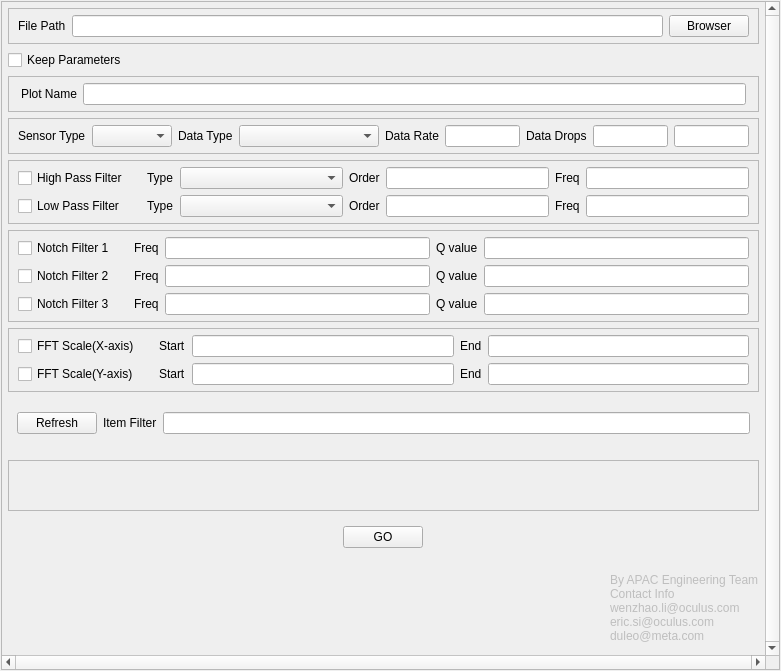
leoduhot/cld_data_visualize, file mainWin.ui: the form before one commit.
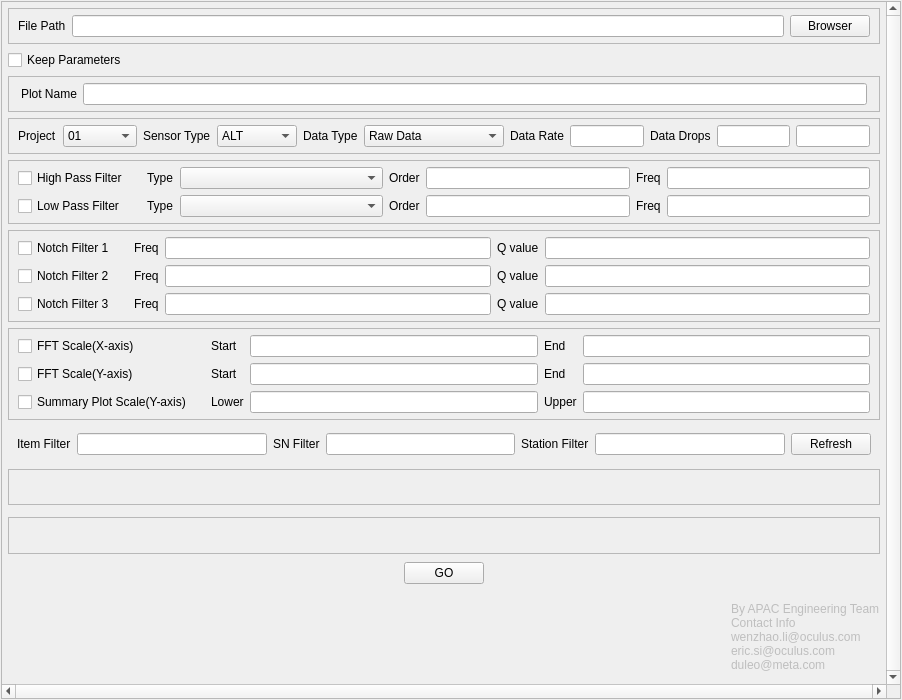
The form after the commit.

Commit message: v0.5.000 1. save summary statistics in csv file 2. add limit entry for summary boxplot and histogram plot separately 3. change sensor type blank item to others 4. mark box plot and histogram as red if data out of limit 5. resort items to make baseline as the first one in plot and mark it as greed 6. mark cdf plot curve label to be red if data out of limit 7. support Ceres data(both raw data and tester data) 8. support Tiki data(both raw data and tester data) 9. support Tycho data(both raw data and tester data)

Patch:
```diff
--- a/mainWin.ui
+++ b/mainWin.ui
@@ -6,8 +6,8 @@
    <rect>
     <x>0</x>
     <y>0</y>
-    <width>781</width>
-    <height>671</height>
+    <width>902</width>
+    <height>700</height>
    </rect>
   </property>
   <property name="sizePolicy">
@@ -91,8 +91,8 @@
         <rect>
          <x>0</x>
          <y>0</y>
-         <width>777</width>
-         <height>672</height>
+         <width>898</width>
+         <height>723</height>
         </rect>
        </property>
        <property name="sizePolicy">
@@ -267,6 +267,9 @@
                <verstretch>0</verstretch>
               </sizepolicy>
              </property>
+             <property name="toolTip">
+              <string>Specify a string used as plot image name, default use sensor tpye</string>
+             </property>
              <property name="text">
               <string>Plot Name</string>
              </property>
@@ -306,81 +309,7 @@
            <property name="bottomMargin">
             <number>6</number>
            </property>
-           <item row="1" column="5">
-            <widget class="QLineEdit" name="dataRateEntry">
-             <property name="sizePolicy">
-              <sizepolicy hsizetype="Expanding" vsizetype="Fixed">
-               <horstretch>1</horstretch>
-               <verstretch>0</verstretch>
-              </sizepolicy>
-             </property>
-             <property name="minimumSize">
-              <size>
-               <width>40</width>
-               <height>0</height>
-              </size>
-             </property>
-            </widget>
-           </item>
-           <item row="1" column="4">
-            <widget class="QLabel" name="dataRateLab">
-             <property name="text">
-              <string>Data Rate</string>
-             </property>
-            </widget>
-           </item>
-           <item row="1" column="1">
-            <widget class="QComboBox" name="sensorTypeComb">
-             <property name="sizePolicy">
-              <sizepolicy hsizetype="Preferred" vsizetype="Fixed">
-               <horstretch>1</horstretch>
-               <verstretch>0</verstretch>
-              </sizepolicy>
-             </property>
-             <property name="minimumSize">
-              <size>
-               <width>80</width>
-               <height>0</height>
-              </size>
-             </property>
-             <item>
-              <property name="text">
-               <string/>
-              </property>
-             </item>
-             <item>
-              <property name="text">
-               <string>ALT</string>
-              </property>
-             </item>
-             <item>
-              <property name="text">
-               <string>BTI</string>
-              </property>
-             </item>
-             <item>
-              <property name="text">
-               <string>EMG</string>
-              </property>
-             </item>
-             <item>
-              <property name="text">
-               <string>IMU</string>
-              </property>
-             </item>
-             <item>
-              <property name="text">
-               <string>MAG</string>
-              </property>
-             </item>
-             <item>
-              <property name="text">
-               <string>PPG</string>
-              </property>
-             </item>
-            </widget>
-           </item>
-           <item row="1" column="7">
+           <item row="1" column="9">
             <widget class="QLineEdit" name="dataDropStartEntry">
              <property name="sizePolicy">
               <sizepolicy hsizetype="Expanding" vsizetype="Fixed">
@@ -400,20 +329,13 @@
             </widget>
            </item>
            <item row="1" column="2">
-            <widget class="QLabel" name="dataTypeLab">
-             <property name="text">
-              <string>Data Type</string>
-             </property>
-            </widget>
-           </item>
-           <item row="1" column="0">
             <widget class="QLabel" name="sensorTypeLab">
              <property name="text">
               <string>Sensor Type</string>
              </property>
             </widget>
            </item>
-           <item row="1" column="6">
+           <item row="1" column="8">
             <widget class="QLabel" name="dataDropsLab">
              <property name="toolTip">
               <string>&lt;html&gt;&lt;head/&gt;&lt;body&gt;&lt;p&gt;specify the data to drop, e.g.: start 2, end 100, mean only visulize data from line 2 to line 100&lt;/p&gt;&lt;/body&gt;&lt;/html&gt;</string>
@@ -423,7 +345,7 @@
              </property>
             </widget>
            </item>
-           <item row="1" column="3">
+           <item row="1" column="5">
             <widget class="QComboBox" name="dataTypeComb">
              <property name="sizePolicy">
               <sizepolicy hsizetype="Expanding" vsizetype="Fixed">
@@ -437,11 +359,6 @@
                <height>0</height>
               </size>
              </property>
-             <item>
-              <property name="text">
-               <string/>
-              </property>
-             </item>
              <item>
               <property name="text">
                <string>Raw Data</string>
@@ -459,7 +376,95 @@
              </item>
             </widget>
            </item>
-           <item row="1" column="8">
+           <item row="1" column="6">
+            <widget class="QLabel" name="dataRateLab">
+             <property name="text">
+              <string>Data Rate</string>
+             </property>
+            </widget>
+           </item>
+           <item row="1" column="0">
+            <widget class="QLabel" name="projectLab">
+             <property name="text">
+              <string>Project</string>
+             </property>
+            </widget>
+           </item>
+           <item row="1" column="3">
+            <widget class="QComboBox" name="sensorTypeComb">
+             <property name="sizePolicy">
+              <sizepolicy hsizetype="Preferred" vsizetype="Fixed">
+               <horstretch>1</horstretch>
+               <verstretch>0</verstretch>
+              </sizepolicy>
+             </property>
+             <property name="minimumSize">
+              <size>
+               <width>80</width>
+               <height>0</height>
+              </size>
+             </property>
+             <item>
+              <property name="text">
+               <string>ALT</string>
+              </property>
+             </item>
+             <item>
+              <property name="text">
+               <string>BTI</string>
+              </property>
+             </item>
+             <item>
+              <property name="text">
+               <string>EMG</string>
+              </property>
+             </item>
+             <item>
+              <property name="text">
+               <string>IMU</string>
+              </property>
+             </item>
+             <item>
+              <property name="text">
+               <string>MAG</string>
+              </property>
+             </item>
+             <item>
+              <property name="text">
+               <string>PPG</string>
+              </property>
+             </item>
+             <item>
+              <property name="text">
+               <string>Others</string>
+              </property>
+             </item>
+            </widget>
+           </item>
+           <item row="1" column="4">
+            <widget class="QLabel" name="dataTypeLab">
+             <property name="text">
+              <string>Data Type</string>
+             </property>
+            </widget>
+           </item>
+           <item row="1" column="7">
+            <widget class="QLineEdit" name="dataRateEntry">
+             <property name="sizePolicy">
+              <sizepolicy hsizetype="Expanding" vsizetype="Fixed">
+               <horstretch>1</horstretch>
+               <verstretch>0</verstretch>
+              </sizepolicy>
+             </property>
+             <property name="minimumSize">
+              <size>
+               <width>40</width>
+               <height>0</height>
+              </size>
+             </property>
+            </widget>
+           </item>
+           <item row="1" column="10">
             <widget class="QLineEdit" name="dataDropEndEntry">
              <property name="sizePolicy">
               <sizepolicy hsizetype="Expanding" vsizetype="Fixed">
@@ -478,6 +483,42 @@
              </property>
             </widget>
            </item>
+           <item row="1" column="1">
+            <widget class="QComboBox" name="projectComb">
+             <property name="sizePolicy">
+              <sizepolicy hsizetype="Preferred" vsizetype="Fixed">
+               <horstretch>1</horstretch>
+               <verstretch>0</verstretch>
+              </sizepolicy>
+             </property>
+             <property name="minimumSize">
+              <size>
+               <width>40</width>
+               <height>0</height>
+              </size>
+             </property>
+             <item>
+              <property name="text">
+               <string>01</string>
+              </property>
+             </item>
+             <item>
+              <property name="text">
+               <string>02</string>
+              </property>
+             </item>
+             <item>
+              <property name="text">
+               <string>03</string>
+              </property>
+             </item>
+             <item>
+              <property name="text">
+               <string>04</string>
+              </property>
+             </item>
+            </widget>
+           </item>
           </layout>
          </widget>
         </item>
@@ -921,28 +962,22 @@
            <property name="bottomMargin">
             <number>6</number>
            </property>
-           <item row="0" column="0">
-            <widget class="QCheckBox" name="fftScaleXChkb">
+           <item row="2" column="2">
+            <widget class="QLabel" name="summPlotLimitLowerLab">
              <property name="text">
-              <string>FFT Scale(X-axis)</string>
+              <string>Lower</string>
              </property>
             </widget>
            </item>
-           <item row="0" column="3">
-            <widget class="QLineEdit" name="fftScaleXStartEntry">
-             <property name="sizePolicy">
-              <sizepolicy hsizetype="Expanding" vsizetype="Fixed">
-               <horstretch>1</horstretch>
-               <verstretch>0</verstretch>
-              </sizepolicy>
+           <item row="1" column="2">
+            <widget class="QLabel" name="fftScaleYStartLab">
+             <property name="text">
+              <string>Start</string>
              </property>
-             <property name="acceptDrops">
-              <bool>false</bool>
-             </property>
             </widget>
            </item>
-           <item row="1" column="5">
-            <widget class="QLineEdit" name="fftScaleYEndEntry">
+           <item row="1" column="3">
+            <widget class="QLineEdit" name="fftScaleYStartEntry">
              <property name="sizePolicy">
               <sizepolicy hsizetype="Expanding" vsizetype="Fixed">
                <horstretch>1</horstretch>
@@ -954,10 +989,10 @@
              </property>
             </widget>
            </item>
-           <item row="0" column="1">
-            <widget class="QLabel" name="fftPadLab1">
+           <item row="1" column="4">
+            <widget class="QLabel" name="fftScaleYEndLab">
              <property name="text">
-              <string/>
+              <string>End</string>
              </property>
             </widget>
            </item>
@@ -968,6 +1003,13 @@
              </property>
             </widget>
            </item>
+           <item row="0" column="2">
+            <widget class="QLabel" name="fftScaleXStartLab">
+             <property name="text">
+              <string>Start</string>
+             </property>
+            </widget>
+           </item>
            <item row="1" column="0">
             <widget class="QCheckBox" name="fftScaleYChkb">
              <property name="text">
@@ -975,10 +1017,19 @@
              </property>
             </widget>
            </item>
-           <item row="1" column="2">
-            <widget class="QLabel" name="fftScaleYStartLab">
-             <property name="text">
-              <string>Start</string>
+           <item row="2" column="5">
+            <widget class="QLineEdit" name="summPlotLimitUpperEntry"/>
+           </item>
+           <item row="1" column="5">
+            <widget class="QLineEdit" name="fftScaleYEndEntry">
+             <property name="sizePolicy">
+              <sizepolicy hsizetype="Expanding" vsizetype="Fixed">
+               <horstretch>1</horstretch>
+               <verstretch>0</verstretch>
+              </sizepolicy>
+             </property>
+             <property name="acceptDrops">
+              <bool>false</bool>
              </property>
             </widget>
            </item>
@@ -989,17 +1040,31 @@
              </property>
             </widget>
            </item>
-           <item row="0" column="2">
-            <widget class="QLabel" name="fftScaleXStartLab">
+           <item row="2" column="0">
+            <widget class="QCheckBox" name="summPlotLimitChkb">
              <property name="text">
-              <string>Start</string>
+              <string>Summary Plot Scale(Y-axis)</string>
              </property>
             </widget>
            </item>
-           <item row="1" column="4">
-            <widget class="QLabel" name="fftScaleYEndLab">
+           <item row="0" column="1">
+            <widget class="QLabel" name="fftPadLab1">
              <property name="text">
-              <string>End</string>
+              <string/>
+             </property>
+            </widget>
+           </item>
+           <item row="0" column="0">
+            <widget class="QCheckBox" name="fftScaleXChkb">
+             <property name="text">
+              <string>FFT Scale(X-axis)</string>
+             </property>
+            </widget>
+           </item>
+           <item row="2" column="4">
+            <widget class="QLabel" name="summPlotLimitUpperLab">
+             <property name="text">
+              <string>Upper</string>
              </property>
             </widget>
            </item>
@@ -1016,8 +1081,8 @@
              </property>
             </widget>
            </item>
-           <item row="1" column="3">
-            <widget class="QLineEdit" name="fftScaleYStartEntry">
+           <item row="0" column="3">
+            <widget class="QLineEdit" name="fftScaleXStartEntry">
              <property name="sizePolicy">
               <sizepolicy hsizetype="Expanding" vsizetype="Fixed">
                <horstretch>1</horstretch>
@@ -1029,6 +1094,9 @@
              </property>
             </widget>
            </item>
+           <item row="2" column="3">
+            <widget class="QLineEdit" name="summPlotLimitLowerEntry"/>
+           </item>
           </layout>
          </widget>
         </item>
@@ -1047,38 +1115,86 @@
            <property name="bottomMargin">
             <number>6</number>
            </property>
-           <item row="0" column="0">
-            <widget class="QPushButton" name="refreshDataBtn">
-             <property name="toolTip">
-              <string>Click me to refresh the items' checkbox, only available when &quot;Keep Parameters&quot; is checked</string>
-             </property>
-             <property name="text">
-              <string>Refresh</string>
-             </property>
-            </widget>
-           </item>
            <item row="0" column="1">
             <widget class="QLabel" name="itemFilterLabel">
              <property name="toolTip">
               <string>regular expression to fliter the items when press &quot;ENTER&quot; key or press &quot;Refresh&quot; button:
-e.g. ^EMG.*CH03.*noise: this regexp will search items which:
-	1. start with &quot;EMG&quot; 
-	2. then follows with any number of characters 
-	3. then follows with &quot;CH03&quot;
-	4. then follows with any number of characters 
-	5. then follows with &quot;noise&quot;</string>
+e.g. (?i)emg.*ch03.*noise: this regexp will search items which:
+1. ignores case (?i) 
+2. and include &quot;emg&quot;
+3. and then follows with any number of characters 
+3. and then follows with &quot;ch03&quot;
+4. and then follows with any number of characters 
+5. and then follows with &quot;noise&quot;</string>
              </property>
              <property name="text">
               <string>Item Filter</string>
              </property>
             </widget>
            </item>
+           <item row="0" column="5">
+            <widget class="QLabel" name="stationFilterLab">
+             <property name="text">
+              <string>Station Filter</string>
+             </property>
+            </widget>
+           </item>
            <item row="0" column="2">
-            <widget class="QLineEdit" name="itemFilterEntry"/>
+            <widget class="QLineEdit" name="itemFilterEntry">
+             <property name="toolTip">
+              <string>regular expression to fliter the items when press &quot;ENTER&quot; key or press &quot;Refresh&quot; button:
+e.g. (?i)emg.*ch03.*noise: this regexp will search items which:
+1. ignores case (?i) 
+2. and include &quot;emg&quot;
+3. and then follows with any number of characters 
+3. and then follows with &quot;ch03&quot;
+4. and then follows with any number of characters 
+5. and then follows with &quot;noise&quot;</string>
+             </property>
+            </widget>
+           </item>
+           <item row="0" column="6">
+            <widget class="QLineEdit" name="stationFilterEntry"/>
+           </item>
+           <item row="0" column="4">
+            <widget class="QLineEdit" name="snFilterEntry"/>
+           </item>
+           <item row="0" column="3">
+            <widget class="QLabel" name="snFilterLab">
+             <property name="text">
+              <string>SN Filter</string>
+             </property>
+            </widget>
+           </item>
+           <item row="0" column="7">
+            <widget class="QPushButton" name="refreshDataBtn">
+             <property name="toolTip">
+              <string>Click me to refresh the items' checkbox</string>
+             </property>
+             <property name="text">
+              <string>Refresh</string>
+             </property>
+            </widget>
            </item>
           </layout>
          </widget>
         </item>
+        <item>
+         <widget class="QFrame" name="testItemFrm">
+          <property name="sizePolicy">
+           <sizepolicy hsizetype="Expanding" vsizetype="Preferred">
+            <horstretch>1</horstretch>
+            <verstretch>0</verstretch>
+           </sizepolicy>
+          </property>
+          <property name="frameShape">
+           <enum>QFrame::Shape::StyledPanel</enum>
+          </property>
+          <property name="frameShadow">
+           <enum>QFrame::Shadow::Raised</enum>
+          </property>
+         </widget>
+        </item>
         <item>
          <widget class="QFrame" name="refreshFrm">
           <property name="sizePolicy">
@@ -1294,6 +1410,7 @@
        <zorder>contactFrm</zorder>
        <zorder>plotNameFrm</zorder>
        <zorder>frame</zorder>
+       <zorder>testItemFrm</zorder>
       </widget>
      </widget>
     </item>
```
The commit also changes 7 other files.
